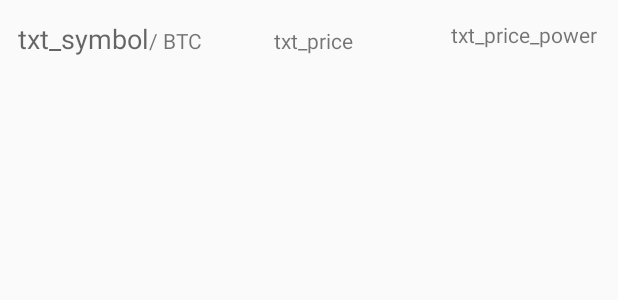
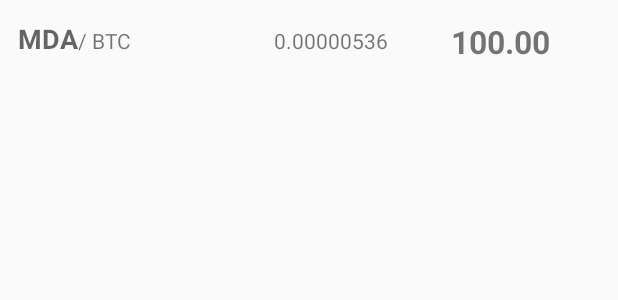
Before and after one commit to kpmehmetkeskin/coinmarketmath, an Android app: the layout row_layout.xml on its own in the app's theme, with its tools: preview values and no code run, on a phone screen of 412 x 824 dp. Shown: the top 300 px of the screen. Run offline under Robolectric (Android 15) with nearby library versions, the phone set to English and light mode, and no system bars.

```diff
--- a/app/build.gradle
+++ b/app/build.gradle
@@ -26,4 +26,7 @@ dependencies {
     androidTestImplementation 'com.android.support.test:runner:1.0.2'
     androidTestImplementation 'com.android.support.test.espresso:espresso-core:3.0.2'
     implementation 'com.google.code.gson:gson:2.6.2'
+    implementation 'com.google.firebase:firebase-core:16.0.1'
 }
+
+apply plugin: 'com.google.gms.google-services'
--- a/app/src/main/AndroidManifest.xml
+++ b/app/src/main/AndroidManifest.xml
@@ -8,7 +8,7 @@
 
     <application
         android:allowBackup="true"
-        android:icon="@mipmap/ic_launcher"
+        android:icon="@mipmap/cmm512"
         android:label="@string/app_name"
         android:roundIcon="@mipmap/ic_launcher_round"
         android:supportsRtl="true"
--- a/app/src/main/res/layout/row_layout.xml
+++ b/app/src/main/res/layout/row_layout.xml
@@ -1,6 +1,7 @@
 <?xml version="1.0" encoding="utf-8"?>
 <RelativeLayout xmlns:android="http://schemas.android.com/apk/res/android"
     xmlns:app="http://schemas.android.com/apk/res-auto"
+    xmlns:tools="http://schemas.android.com/tools"
     android:layout_width="match_parent"
     android:layout_height="match_parent">
 
@@ -15,7 +16,9 @@
         android:text="txt_symbol"
         android:textAppearance="@style/TextAppearance.AppCompat.Display1"
         android:textSize="18sp"
-        app:fontFamily="sans-serif" />
+        android:textStyle="bold"
+        app:fontFamily="sans-serif"
+        tools:text="MDA" />
 
     <TextView
         android:id="@+id/txt_price"
@@ -24,15 +27,19 @@
         android:layout_alignBaseline="@+id/txt_symbol"
         android:layout_alignParentEnd="true"
         android:layout_marginEnd="118dp"
-        android:text="txt_price" />
+        android:text="txt_price"
+        tools:text="0.00000536" />
 
     <TextView
         android:id="@+id/txt_price_power"
         android:layout_width="111dp"
-        android:layout_height="39dp"
+        android:layout_height="wrap_content"
         android:layout_alignParentEnd="true"
         android:layout_alignTop="@+id/txt_symbol"
-        android:text="txt_price_power" />
+        android:text="txt_price_power"
+        android:textSize="21sp"
+        android:textStyle="bold"
+        tools:text="100.00" />
 
     <TextView
         android:id="@+id/textView4"
--- a/app/src/main/res/values/colors.xml
+++ b/app/src/main/res/values/colors.xml
@@ -1,6 +1,6 @@
 <?xml version="1.0" encoding="utf-8"?>
 <resources>
-    <color name="colorPrimary">#3F51B5</color>
-    <color name="colorPrimaryDark">#303F9F</color>
+    <color name="colorPrimary">#515258</color>
+    <color name="colorPrimaryDark">#515258</color>
     <color name="colorAccent">#FF4081</color>
 </resources>
--- a/app/src/main/res/values/strings.xml
+++ b/app/src/main/res/values/strings.xml
@@ -1,3 +1,3 @@
 <resources>
-    <string name="app_name">coinmarketmath</string>
+    <string name="app_name">Coin Market Math</string>
 </resources>
--- a/build.gradle
+++ b/build.gradle
@@ -8,6 +8,7 @@ buildscript {
     }
     dependencies {
         classpath 'com.android.tools.build:gradle:3.1.3'
+        classpath 'com.google.gms:google-services:4.0.1'
 
 
         // NOTE: Do not place your application dependencies here; they belong
```
Also changed, not shown: app/src/main/java/com/futuremesalabs/coinmarketmath/MainActivity.java (+10 -0 lines), app/src/main/res/layout/activity_main.xml (+14 -5 lines), app/src/main/res/mipmap-hdpi/cmm512.png (added), 10 other files.
